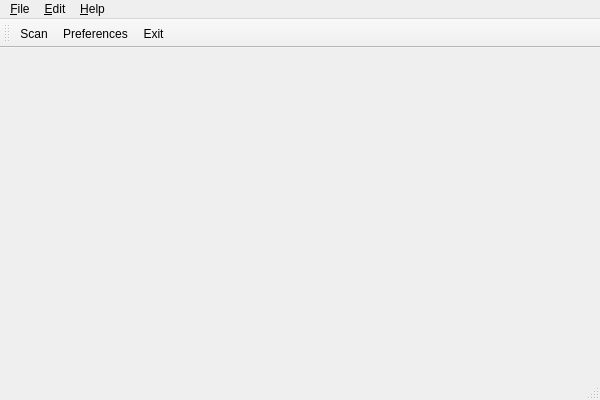
Before: the Qt Designer form gui/mainwindow.ui in esden/flosslogic, drawn with Qt 5.
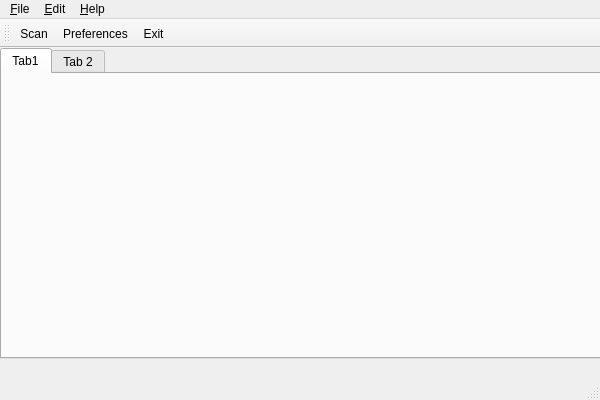
After: the same form once the commit is applied. Icons and pictures are not drawn.

Commit message: Put a QTabWidget in the main window.

Patch:
```diff
--- a/gui/mainwindow.ui
+++ b/gui/mainwindow.ui
@@ -14,16 +14,25 @@
    <string>MainWindow</string>
   </property>
   <widget class="QWidget" name="centralWidget">
-   <widget class="QWidget" name="gridLayoutWidget">
+   <widget class="QTabWidget" name="tabWidget">
     <property name="geometry">
      <rect>
-      <x>10</x>
-      <y>10</y>
-      <width>581</width>
-      <height>281</height>
+      <x>0</x>
+      <y>0</y>
+      <width>601</width>
+      <height>311</height>
      </rect>
     </property>
-    <layout class="QGridLayout" name="gridLayout"/>
+    <widget class="QWidget" name="tab">
+     <attribute name="title">
+      <string>Tab1</string>
+     </attribute>
+    </widget>
+    <widget class="QWidget" name="tab_2">
+     <attribute name="title">
+      <string>Tab 2</string>
+     </attribute>
+    </widget>
    </widget>
   </widget>
   <widget class="QMenuBar" name="menuBar">
```
